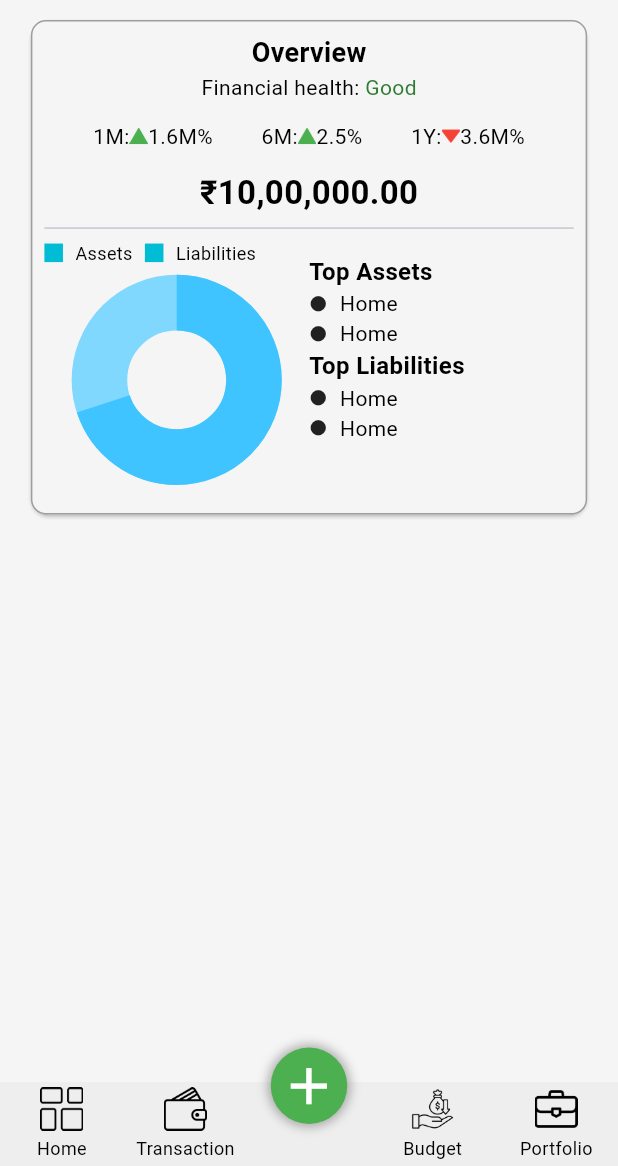
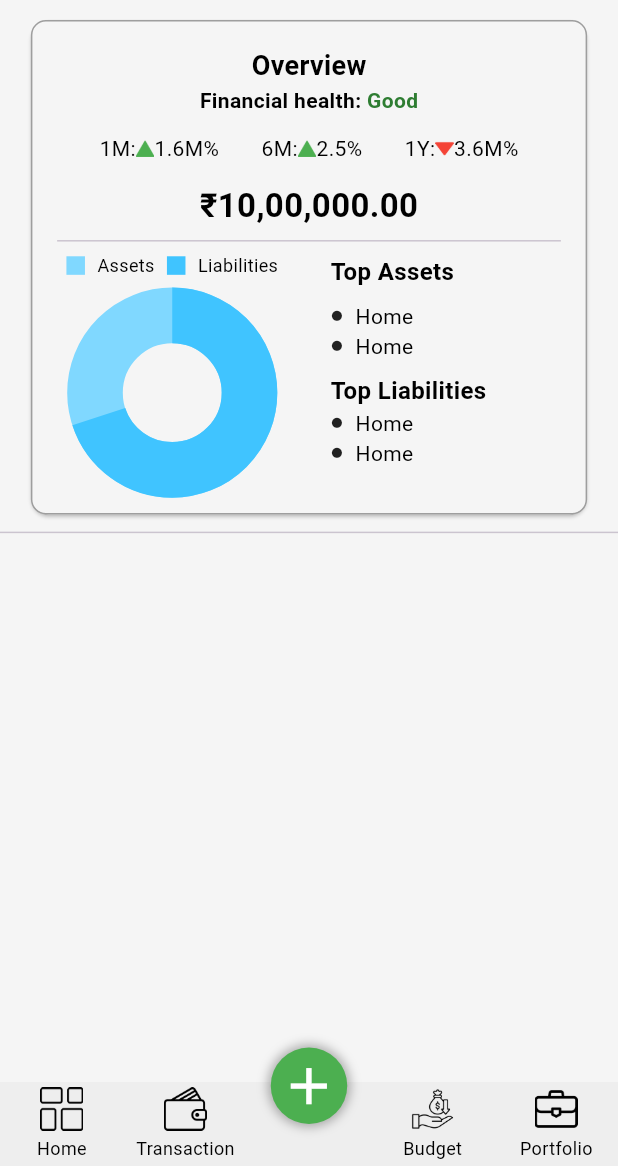
Before and after one commit to ArslanXXQazi/Finance-Tracker, a Flutter app: the screen it shows after launch, item 5 of the bottom bar chosen, on a phone screen of 412 x 824 dp, the part 70-1236 px from its top. Run offline on Flutter 3.47's test engine with Material 3 defaults, Android fonts, the phone set to English and light mode, and no system bars; drawn by our look-alikes of flutter_animate, persistent_bottom_nav_bar; our stand-ins replace fl_chart.

Commit message:
Update portfolio_nav_view.dart

```diff
--- a/finance_tracker/lib/src/views/nav_bar_view/portfolio_nav_view/portfolio_nav_view.dart
+++ b/finance_tracker/lib/src/views/nav_bar_view/portfolio_nav_view/portfolio_nav_view.dart
@@ -41,15 +41,15 @@ class PortfolioNavView extends StatelessWidget {
               ),
               child: Center(
                 child: Padding(
-                  padding: const EdgeInsets.all(8.0),
+                  padding:  EdgeInsets.symmetric(horizontal: width*.04,vertical: height*.02),
                   child: Column(
                     children: [
                     BoldText(text: 'Overview',),
                     Row(
                       mainAxisAlignment: MainAxisAlignment.center,
                       children: [
-                      CustomText(text: 'Financial health: '),
-                      CustomText(text: 'Good',color: Colors.green.shade800,),
+                      CustomText(text: 'Financial health: ',fontWeight: FontWeight.bold,),
+                      CustomText(text: 'Good',color: Colors.green.shade800,fontWeight: FontWeight.bold,),
                     ],),
                     Padding(
                       padding: EdgeInsets.symmetric(vertical: height*.015),
@@ -76,17 +76,20 @@ class PortfolioNavView extends StatelessWidget {
                     BoldText(text: '₹10,00,000.00',fontSize: 22,),
                     Divider(),
                     Container(
-
                       width: width*1,
                       child: Row(children: [
-                        Expanded(child:  Column(children: [
+                        Expanded(
+                          flex:50,
+                            child: Column(
+                          crossAxisAlignment: CrossAxisAlignment.center,
+                          children: [
                           Row(
-
+                            mainAxisAlignment: MainAxisAlignment.center,
                             children: [
                             Container(
                               height: height*.015,
                               width: width*.03,
-                              color: Colors.cyan,
+                              color: Colors.lightBlueAccent.shade100,
                             ),
                             SizedBox(width: width*.02,),
                             CustomText(text: 'Assets',fontSize: 12,),
@@ -94,7 +97,7 @@ class PortfolioNavView extends StatelessWidget {
                             Container(
                               height: height*.015,
                               width: width*.03,
-                              color: Colors.cyan,
+                              color: Colors.lightBlueAccent,
                             ),
                             SizedBox(width: width*.02,),
                             CustomText(text: 'Liabilities',fontSize: 12,),
@@ -113,29 +116,34 @@ class PortfolioNavView extends StatelessWidget {
                             ),
                           )
                         ],)),
-                        Expanded(child: Column(
+                        SizedBox(width: width*.07,),
+                        Expanded(
+                          flex: 50,
+                            child: Column(
                           crossAxisAlignment: CrossAxisAlignment.start,
                           mainAxisAlignment: MainAxisAlignment.start,
                           children: [
                           BoldText(text: 'Top Assets',fontSize: 16,),
+                          SizedBox(height: height*.01,),
                           Row(children: [
-                            Icon(Icons.circle,size: width*.03,),
+                            Icon(Icons.circle,size: width*.02,),
                             SizedBox(width: width*.02,),
                             CustomText(text: "Home"),
                           ],),
                             Row(children: [
-                              Icon(Icons.circle,size: width*.03,),
+                              Icon(Icons.circle,size: width*.02,),
                               SizedBox(width: width*.02,),
                               CustomText(text: "Home"),
                             ],),
+                            SizedBox(height: height*.01,),
                             BoldText(text: 'Top Liabilities',fontSize: 16,),
                             Row(children: [
-                              Icon(Icons.circle,size: width*.03,),
+                              Icon(Icons.circle,size: width*.02,),
                               SizedBox(width: width*.02,),
                               CustomText(text: "Home"),
                             ],),
                             Row(children: [
-                              Icon(Icons.circle,size: width*.03,),
+                              Icon(Icons.circle,size: width*.02,),
                               SizedBox(width: width*.02,),
                               CustomText(text: "Home"),
                             ],)
@@ -148,7 +156,8 @@ class PortfolioNavView extends StatelessWidget {
               ),
             ),
           ),
-        )
+        ),
+        Divider(),
       ],)
     );
   }
```
